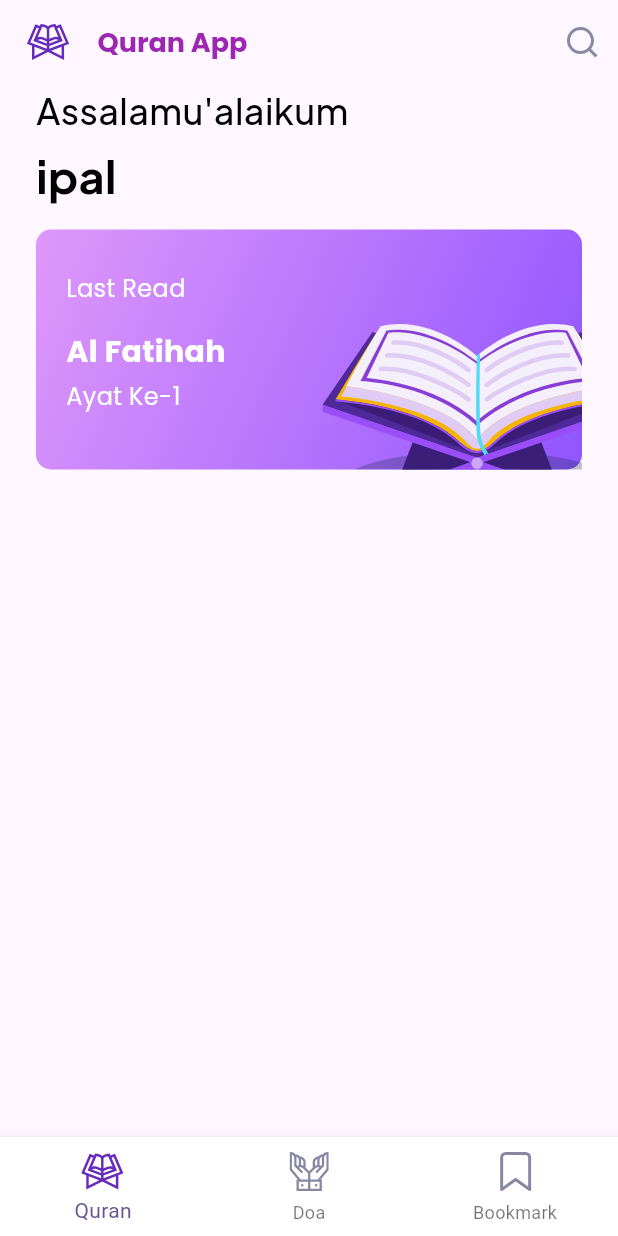
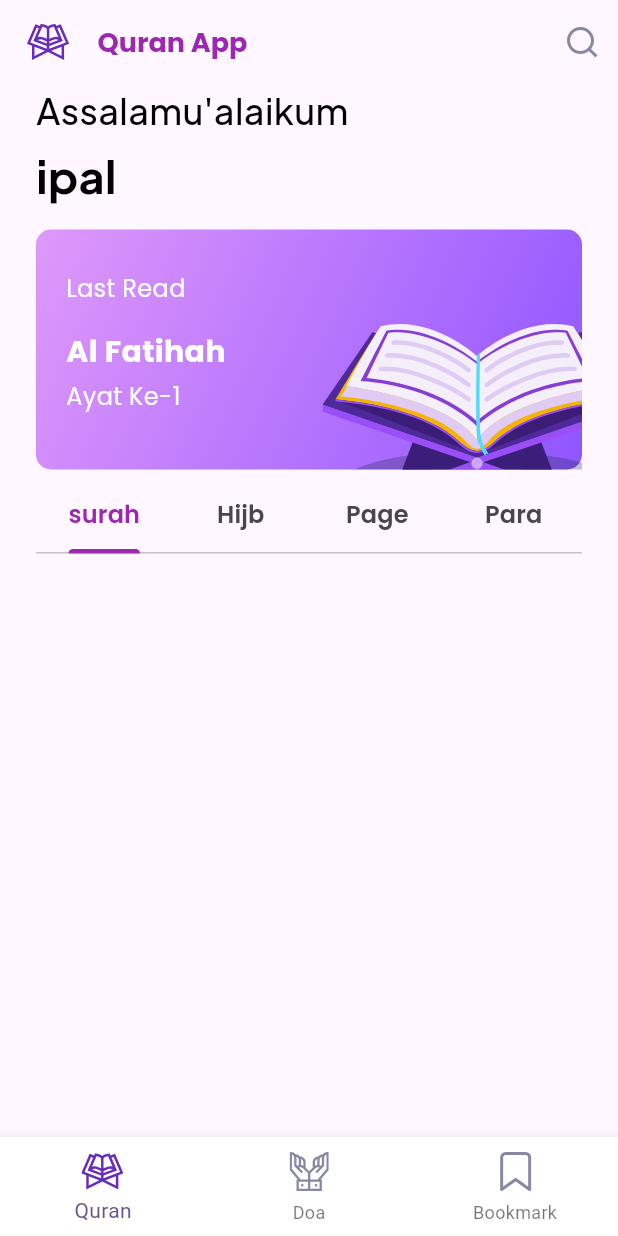
Before and after one commit to petelpop/quran_flutter, a Flutter app: the Homescreen screen opened directly, on a phone screen of 412 x 824 dp. Run offline on Flutter 3.47's test engine with Material 3 defaults, Android fonts, the phone set to English and light mode, and no system bars; our stand-ins replace flutter_svg, google_fonts.

Commit message:
add tabview at homescreen and create tabs file

```diff
--- a/lib/view/homescreen.dart
+++ b/lib/view/homescreen.dart
@@ -19,16 +19,44 @@ class Homescreen extends StatelessWidget {
                 ),
                 SliverAppBar(
                   automaticallyImplyLeading: false,
+                  pinned: true,
+                  elevation: 0,
+                  shape: Border(bottom: BorderSide(
+                    color: const Color(0xFFAAAAAA).withOpacity(0.1),
+                  )),
+                  bottom: PreferredSize(preferredSize: Size.fromHeight(0), child: _tab()),
                 )
               ],
-              body: TabBarView(
-                children: []
-                )
+                  body: TabBarView(
+                  children: []
+                  )
                 ),
                 )
                 ),
     );
   }
+
+  TabBar _tab() => TabBar(
+    labelColor: Colors.purple,
+    indicatorColor: Colors.purple,
+    indicatorWeight: 3,
+    tabs: [
+      _tabItem('surah'),
+      _tabItem('Hijb'),
+      _tabItem('Page'),
+      _tabItem('Para')
+    ],
+  );
+
+  Tab _tabItem(String label) => Tab(
+    child: Text(
+      label,
+      style: GoogleFonts.poppins(
+        fontSize: 16,
+        fontWeight: FontWeight.w600,
+      ),
+    ),
+  );
 
   Column _salam() => Column(
       crossAxisAlignment: CrossAxisAlignment.start,
```
Also changed, not shown: lib/view/tabs/hijb_tabs.dart (added), lib/view/tabs/page_tabs.dart (added), lib/view/tabs/para_tabs.dart (added), lib/view/tabs/surah_tabs.dart (added).
